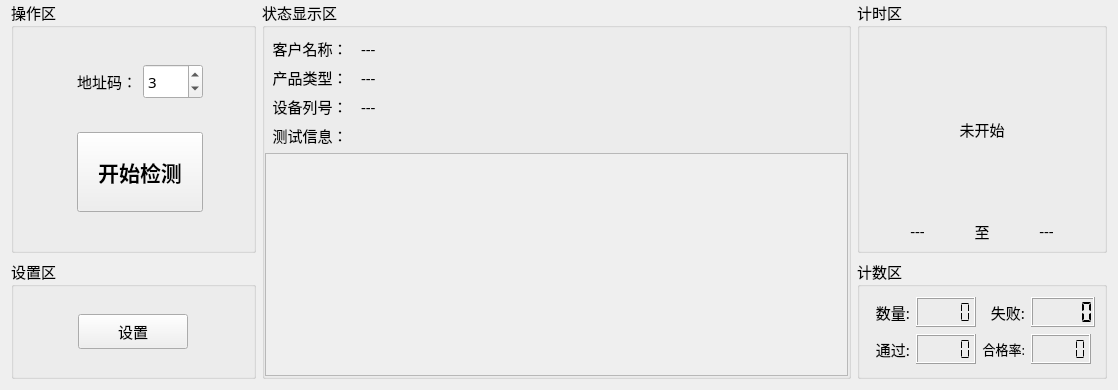
Qt form MonitorPduTool/home/home_workwid.ui (ChinaClever/PDU-MonitorTool) before a commit.
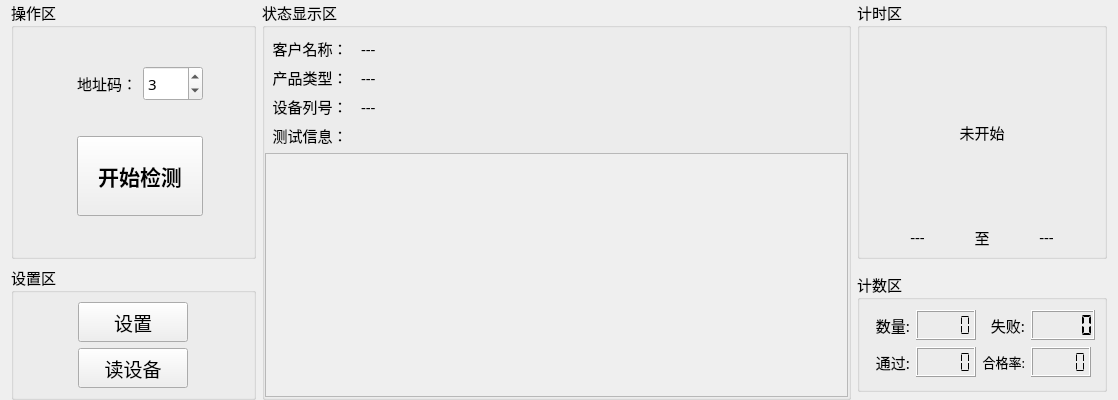
The same form after that commit.

Diff of the .ui file:
```diff
--- a/MonitorPduTool/home/home_workwid.ui
+++ b/MonitorPduTool/home/home_workwid.ui
@@ -7,7 +7,7 @@
     <x>0</x>
     <y>0</y>
     <width>1118</width>
-    <height>390</height>
+    <height>400</height>
    </rect>
   </property>
   <property name="maximumSize">
@@ -29,6 +29,9 @@
    <property name="topMargin">
     <number>0</number>
    </property>
+   <property name="bottomMargin">
+    <number>0</number>
+   </property>
    <item row="0" column="0">
     <widget class="QGroupBox" name="groupBox_3">
      <property name="maximumSize">
@@ -41,7 +44,55 @@
       <string>操作区</string>
      </property>
      <layout class="QGridLayout" name="gridLayout_3">
-      <item row="1" column="3">
+      <item row="0" column="2" colspan="3">
+       <widget class="QSpinBox" name="addrSpin">
+        <property name="minimumSize">
+         <size>
+          <width>60</width>
+          <height>0</height>
+         </size>
+        </property>
+        <property name="maximumSize">
+         <size>
+          <width>70</width>
+          <height>35</height>
+         </size>
+        </property>
+        <property name="maximum">
+         <number>5</number>
+        </property>
+        <property name="value">
+         <number>3</number>
+        </property>
+       </widget>
+      </item>
+      <item row="0" column="5">
+       <spacer name="horizontalSpacer_2">
+        <property name="orientation">
+         <enum>Qt::Horizontal</enum>
+        </property>
+        <property name="sizeHint" stdset="0">
+         <size>
+          <width>40</width>
+          <height>20</height>
+         </size>
+        </property>
+       </spacer>
+      </item>
+      <item row="1" column="0">
+       <spacer name="horizontalSpacer_4">
+        <property name="orientation">
+         <enum>Qt::Horizontal</enum>
+        </property>
+        <property name="sizeHint" stdset="0">
+         <size>
+          <width>54</width>
+          <height>20</height>
+         </size>
+        </property>
+       </spacer>
+      </item>
+      <item row="1" column="5">
        <spacer name="horizontalSpacer_3">
         <property name="orientation">
          <enum>Qt::Horizontal</enum>
@@ -54,7 +105,7 @@
         </property>
        </spacer>
       </item>
-      <item row="1" column="1" colspan="2">
+      <item row="1" column="1" colspan="4">
        <widget class="QPushButton" name="startBtn">
         <property name="maximumSize">
          <size>
@@ -110,41 +161,6 @@
         </property>
        </widget>
       </item>
-      <item row="0" column="3">
-       <spacer name="horizontalSpacer_2">
-        <property name="orientation">
-         <enum>Qt::Horizontal</enum>
-        </property>
-        <property name="sizeHint" stdset="0">
-         <size>
-          <width>40</width>
-          <height>20</height>
-         </size>
-        </property>
-       </spacer>
-      </item>
-      <item row="0" column="2">
-       <widget class="QSpinBox" name="addrSpin">
-        <property name="minimumSize">
-         <size>
-          <width>60</width>
-          <height>0</height>
-         </size>
-        </property>
-        <property name="maximumSize">
-         <size>
-          <width>70</width>
-          <height>35</height>
-         </size>
-        </property>
-        <property name="maximum">
-         <number>5</number>
-        </property>
-        <property name="value">
-         <number>3</number>
-        </property>
-       </widget>
-      </item>
       <item row="0" column="0">
        <spacer name="horizontalSpacer">
         <property name="orientation">
@@ -167,12 +183,12 @@
       <string>设置区</string>
      </property>
      <layout class="QGridLayout" name="gridLayout_5">
-      <item row="0" column="0">
+      <item row="1" column="0">
        <widget class="QPushButton" name="setBtn">
         <property name="minimumSize">
          <size>
           <width>0</width>
-          <height>35</height>
+          <height>40</height>
          </size>
         </property>
         <property name="maximumSize">
@@ -181,11 +197,40 @@
           <height>16777215</height>
          </size>
         </property>
+        <property name="font">
+         <font>
+          <pointsize>14</pointsize>
+         </font>
+        </property>
         <property name="text">
          <string>设置</string>
         </property>
        </widget>
       </item>
+      <item row="2" column="0">
+       <widget class="QPushButton" name="setBtn_3">
+        <property name="minimumSize">
+         <size>
+          <width>0</width>
+          <height>40</height>
+         </size>
+        </property>
+        <property name="maximumSize">
+         <size>
+          <width>110</width>
+          <height>16777215</height>
+         </size>
+        </property>
+        <property name="font">
+         <font>
+          <pointsize>14</pointsize>
+         </font>
+        </property>
+        <property name="text">
+         <string>读设备</string>
+        </property>
+       </widget>
+      </item>
      </layout>
     </widget>
    </item>
```
Left out of the diff: 13 changed lines with no effect on the pictures.
